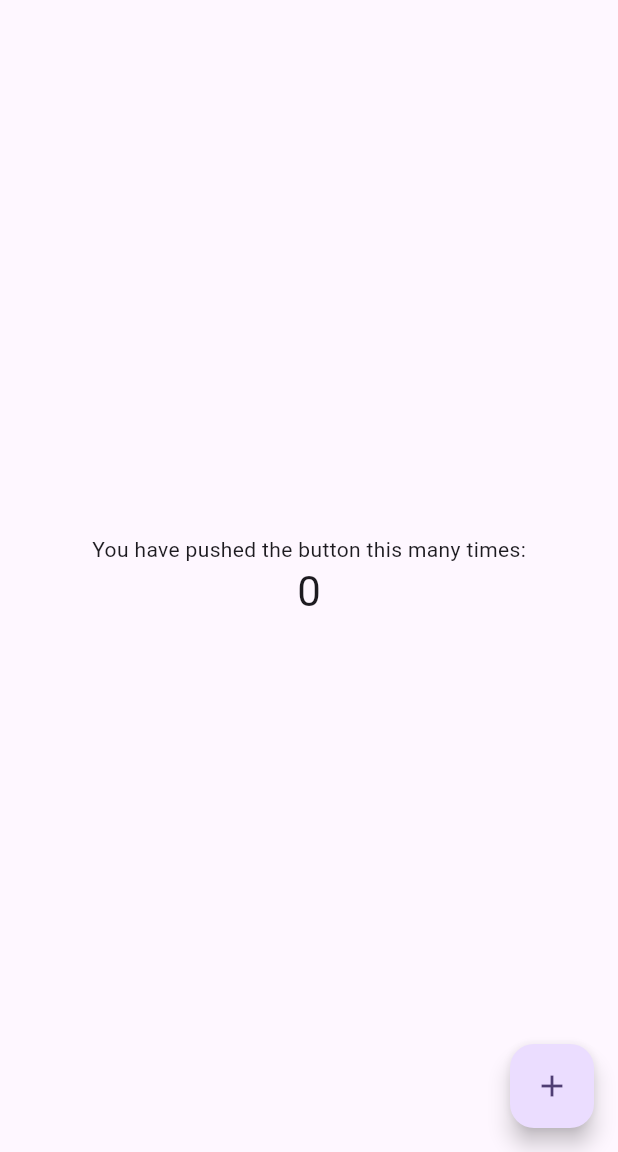
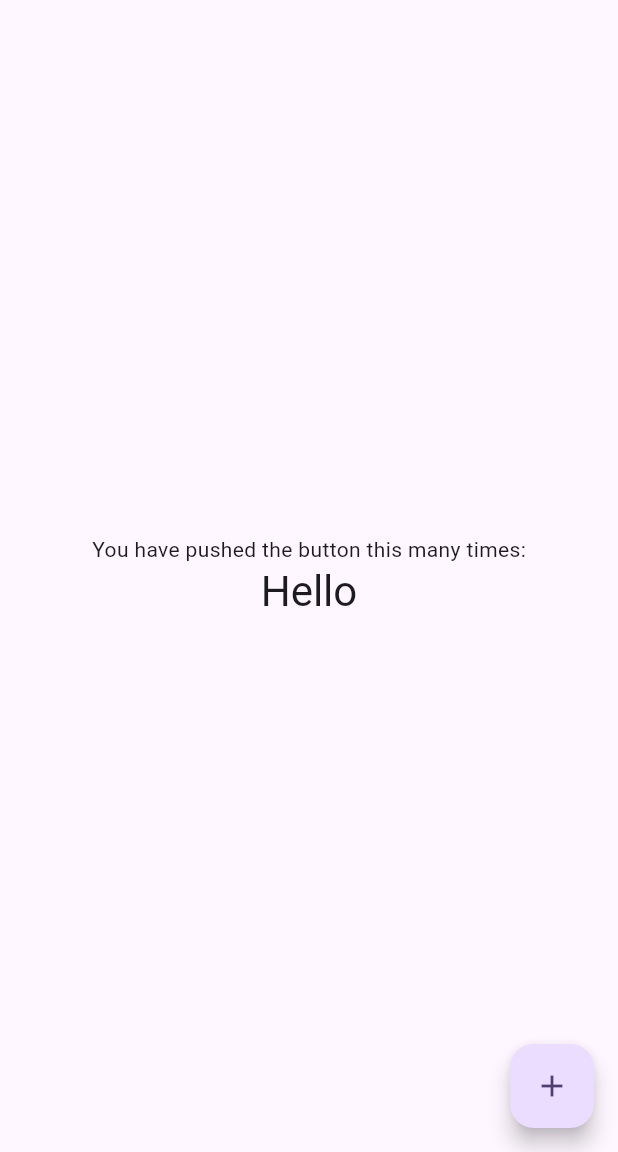
Before and after one commit to LeonardoBai12/DeepBreath, a Flutter app: the screen it shows after launch, on a phone screen of 412 x 824 dp, the part 84-1236 px from its top. Run offline on Flutter 3.47's test engine with Material 3 defaults, Android fonts, the phone set to English and light mode, and no system bars; our stand-ins replace get.

```diff
--- a/lib/countries/domain/model/country.dart
+++ b/lib/countries/domain/model/country.dart
@@ -3,25 +3,19 @@ import '../../data/remote/country_result.dart';
 class Country {
   String code;
   String name;
-  int locations;
   String lastUpdated;
-  int cities;
 
   Country({
     required this.code,
     required this.name,
-    required this.locations,
     required this.lastUpdated,
-    required this.cities,
   });
 
   factory Country.fromCountryResult(CountryResult countryResult) {
     return Country(
       code: countryResult.code,
       name: countryResult.name,
-      locations: countryResult.locations,
       lastUpdated: countryResult.lastUpdated,
-      cities: countryResult.cities,
     );
   }
 }
--- a/lib/countries/domain/use_cases/get_countries_use_case.dart
+++ b/lib/countries/domain/use_cases/get_countries_use_case.dart
@@ -1,6 +1,6 @@
 import 'package:deepbreath/countries/domain/model/country.dart';
+import 'package:flutter/foundation.dart';
 import '../repository/countries_repository.dart';
-import 'dart:html';
 
 class GetCountriesUseCase {
   final CountriesRepository _repository;
@@ -11,7 +11,9 @@ class GetCountriesUseCase {
     try {
       result = await _repository.getCountries();
     } on Exception  catch (e) {
-      window.console.error("Couldn't get countries. Error: \n $e");
+      if (kDebugMode) {
+        print("Couldn't get countries. Error: \n $e");
+      }
       result = List.empty();
     }
 
--- a/lib/countries/utils/countries_constants.dart
+++ b/lib/countries/utils/countries_constants.dart
@@ -1,4 +1,4 @@
 class CountriesConstants {
   static const String baseUrl = 'https://api.openaq.org/v3/';
-  static const String countriesEndpoint = 'countries';
+  static const String countriesEndpoint = 'countries?sort_order=asc&limit=150&page=1';
 }
--- a/lib/main.dart
+++ b/lib/main.dart
@@ -1,4 +1,9 @@
 import 'package:flutter/material.dart';
+import 'package:get/get.dart';
+import 'package:get/get_core/src/get_main.dart';
+
+import 'countries/di/countries_binding.dart';
+import 'countries/presentation/countries_controller.dart';
 
 void main() {
   runApp(const MyApp());
@@ -9,7 +14,8 @@ class MyApp extends StatelessWidget {
 
   @override
   Widget build(BuildContext context) {
-    return MaterialApp(
+    return GetMaterialApp(
+      initialBinding: CountriesBinding(),
       title: 'Flutter Demo',
       theme: ThemeData(
         colorScheme: ColorScheme.fromSeed(seedColor: Colors.deepPurple),
@@ -29,11 +35,17 @@ class MyHomePage extends StatefulWidget {
 }
 
 class _MyHomePageState extends State<MyHomePage> {
-  int _counter = 0;
+  late final CountriesController _countriesController;
+
+  @override
+  void initState() {
+    super.initState();
+    _countriesController = Get.find<CountriesController>();
+  }
 
   void _incrementCounter() {
     setState(() {
-      _counter++;
+      _countriesController.getCountries();
     });
   }
 
@@ -52,7 +64,7 @@ class _MyHomePageState extends State<MyHomePage> {
               'You have pushed the button this many times:',
             ),
             Text(
-              '$_counter',
+              'Hello',
               style: Theme.of(context).textTheme.headlineMedium,
             ),
           ],
--- a/pubspec.yaml
+++ b/pubspec.yaml
@@ -13,6 +13,7 @@ dependencies:
   geolocator: ^11.0.0
   get: ^4.6.6
   http: ^1.2.0
+  flag: ^7.0.0
 
 dev_dependencies:
   flutter_test:
```
Also changed, not shown: lib/countries/data/remote/country_result.dart (+1 -7 lines), lib/countries/presentation/countries_controller.dart (+13 -0 lines), 3 other files.
